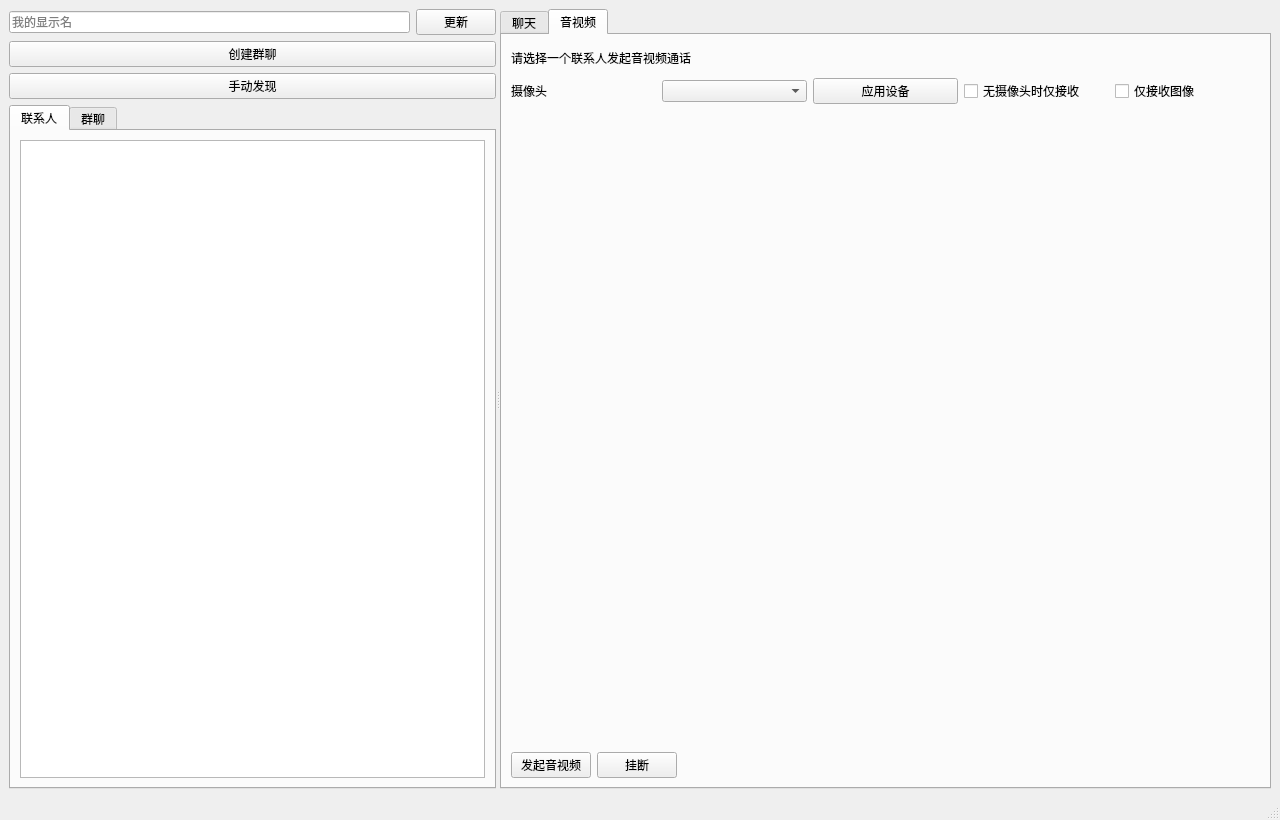
Before: the Qt Designer form src/ui/mainwindow.ui in Maplexff/LanLinkChat, drawn with Qt 5.
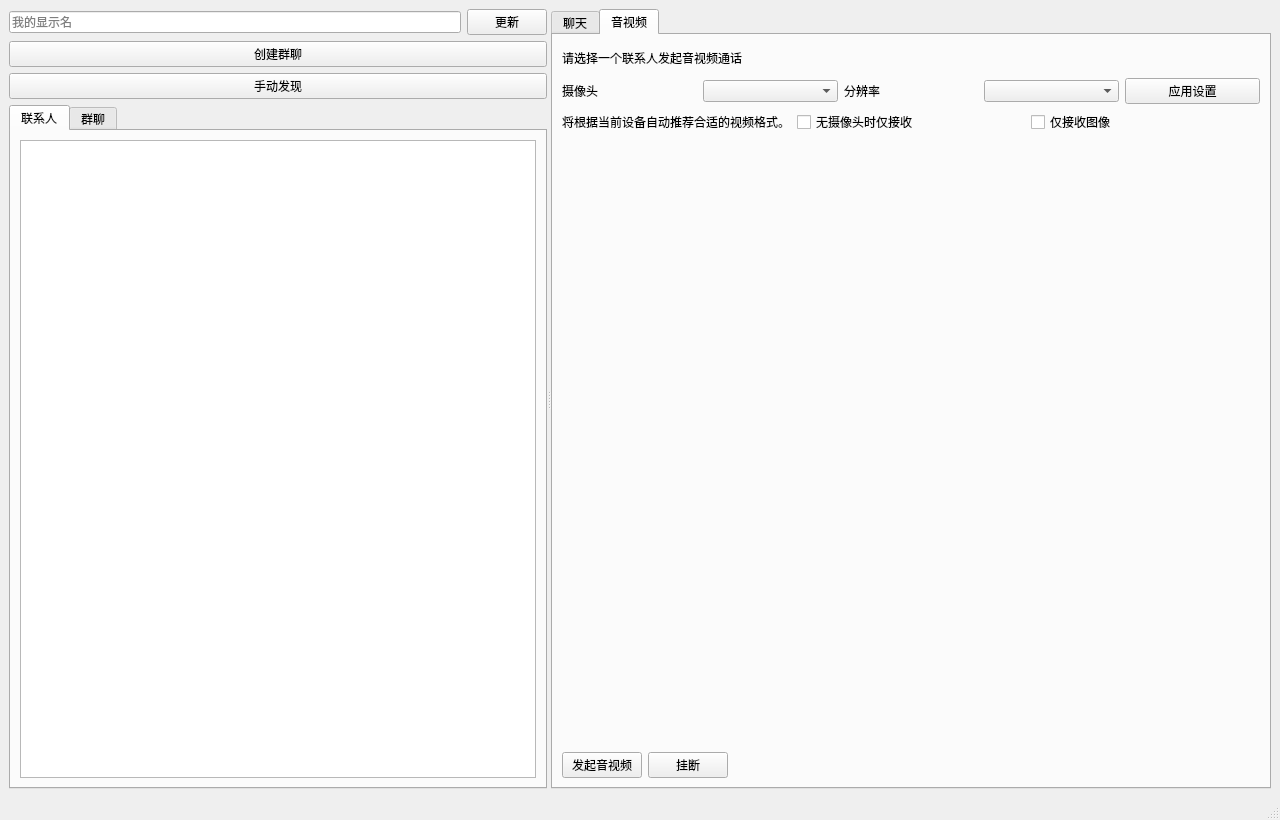
After: the same form once the commit is applied. The open tabs and pages were chosen to show the change. Custom widgets are drawn as their Qt base class.

Patch:
```diff
--- a/src/ui/mainwindow.ui
+++ b/src/ui/mainwindow.ui
@@ -203,10 +203,34 @@
               <item>
                <widget class="QComboBox" name="cameraCombo"/>
               </item>
+              <item>
+               <widget class="QLabel" name="cameraFormatLabel">
+                <property name="text">
+                 <string>分辨率</string>
+                </property>
+               </widget>
+              </item>
+              <item>
+               <widget class="QComboBox" name="cameraFormatCombo"/>
+              </item>
               <item>
                <widget class="QPushButton" name="cameraApplyButton">
                 <property name="text">
-                 <string>应用设备</string>
+                 <string>应用设置</string>
+                </property>
+               </widget>
+              </item>
+             </layout>
+            </item>
+            <item>
+             <layout class="QHBoxLayout" name="cameraOptionsRowLayout">
+              <item>
+               <widget class="QLabel" name="cameraFormatHintLabel">
+                <property name="text">
+                 <string>将根据当前设备自动推荐合适的视频格式。</string>
+                </property>
+                <property name="wordWrap">
+                 <bool>true</bool>
                 </property>
                </widget>
               </item>
```
